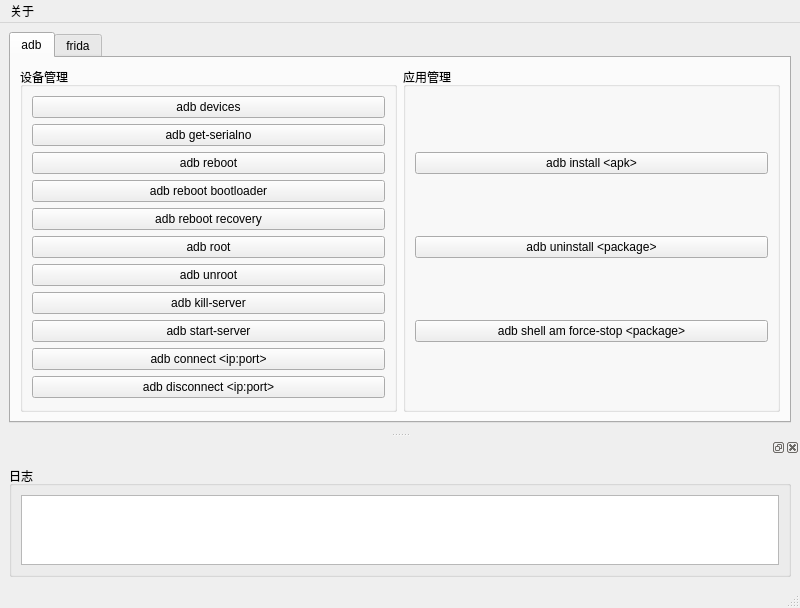
This is AndroidAssistant/mainwindow.ui in mathewgeola/AndroidAssistant as Qt 5 draws it before an edit. The edited form follows.
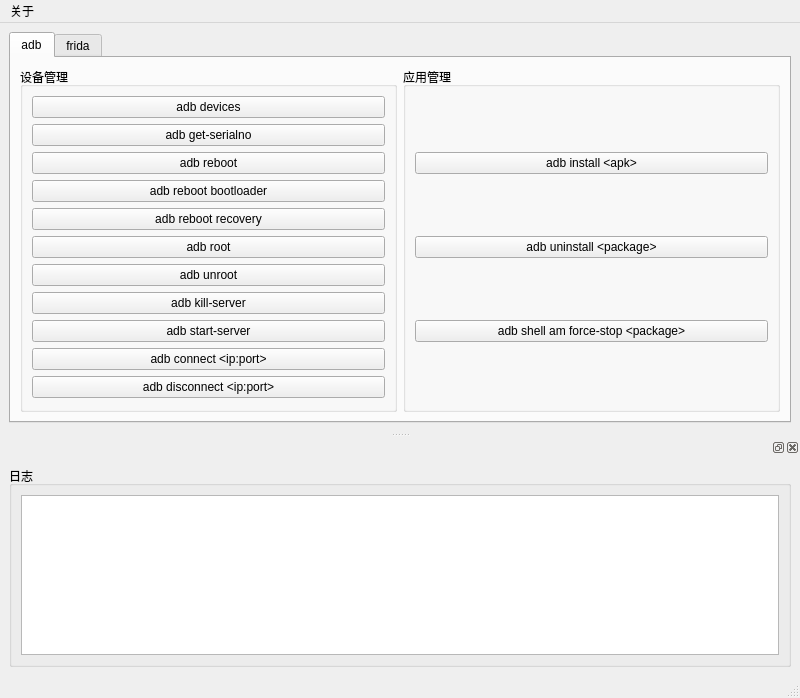
This is the edited form.

Diff of the .ui file:
```diff
--- a/AndroidAssistant/mainwindow.ui
+++ b/AndroidAssistant/mainwindow.ui
@@ -7,7 +7,7 @@
     <x>0</x>
     <y>0</y>
     <width>800</width>
-    <height>600</height>
+    <height>698</height>
    </rect>
   </property>
   <property name="windowTitle">
```
Left out of the diff: 4 changed lines with no effect on the pictures.
